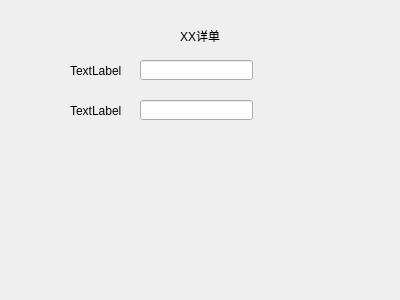
Qt form dsheet.ui (Ekko98/Chotel) before a commit.
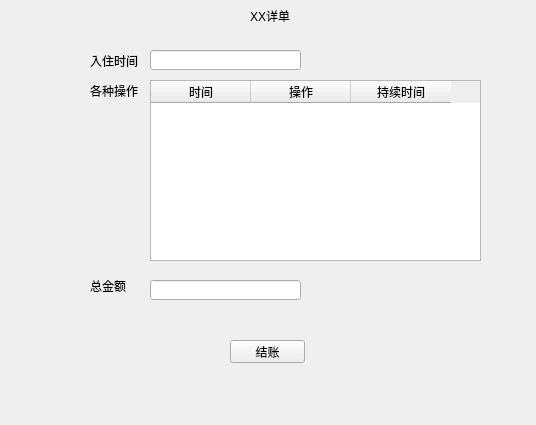
The same form after that commit.

```diff
--- a/dsheet.ui
+++ b/dsheet.ui
@@ -6,8 +6,8 @@
    <rect>
     <x>0</x>
     <y>0</y>
-    <width>400</width>
-    <height>300</height>
+    <width>536</width>
+    <height>425</height>
    </rect>
   </property>
   <property name="windowTitle">
@@ -16,32 +16,22 @@
   <widget class="QLabel" name="label">
    <property name="geometry">
     <rect>
-     <x>70</x>
-     <y>60</y>
+     <x>90</x>
+     <y>50</y>
      <width>54</width>
      <height>21</height>
     </rect>
    </property>
    <property name="text">
-    <string>TextLabel</string>
+    <string>入住时间</string>
    </property>
   </widget>
   <widget class="QLineEdit" name="lineEdit">
    <property name="geometry">
     <rect>
-     <x>140</x>
-     <y>60</y>
-     <width>113</width>
-     <height>20</height>
-    </rect>
-   </property>
-  </widget>
-  <widget class="QLineEdit" name="lineEdit_2">
-   <property name="geometry">
-    <rect>
-     <x>140</x>
-     <y>100</y>
-     <width>113</width>
+     <x>150</x>
+     <y>50</y>
+     <width>151</width>
      <height>20</height>
     </rect>
    </property>
@@ -49,21 +39,21 @@
   <widget class="QLabel" name="label_2">
    <property name="geometry">
     <rect>
-     <x>70</x>
-     <y>100</y>
+     <x>90</x>
+     <y>80</y>
      <width>54</width>
      <height>21</height>
     </rect>
    </property>
    <property name="text">
-    <string>TextLabel</string>
+    <string>各种操作</string>
    </property>
   </widget>
   <widget class="QLabel" name="label_3">
    <property name="geometry">
     <rect>
-     <x>180</x>
-     <y>30</y>
+     <x>250</x>
+     <y>10</y>
      <width>54</width>
      <height>12</height>
     </rect>
@@ -72,6 +62,67 @@
     <string>XX详单</string>
    </property>
   </widget>
+  <widget class="QTableWidget" name="tableWidget_op">
+   <property name="geometry">
+    <rect>
+     <x>150</x>
+     <y>80</y>
+     <width>331</width>
+     <height>181</height>
+    </rect>
+   </property>
+   <column>
+    <property name="text">
+     <string>时间</string>
+    </property>
+   </column>
+   <column>
+    <property name="text">
+     <string>操作</string>
+    </property>
+   </column>
+   <column>
+    <property name="text">
+     <string>持续时间</string>
+    </property>
+   </column>
+  </widget>
+  <widget class="QLabel" name="label_4">
+   <property name="geometry">
+    <rect>
+     <x>90</x>
+     <y>280</y>
+     <width>54</width>
+     <height>12</height>
+    </rect>
+   </property>
+   <property name="text">
+    <string>总金额</string>
+   </property>
+  </widget>
+  <widget class="QLineEdit" name="lineEdit_fee">
+   <property name="geometry">
+    <rect>
+     <x>150</x>
+     <y>280</y>
+     <width>151</width>
+     <height>20</height>
+    </rect>
+   </property>
+  </widget>
+  <widget class="QPushButton" name="pushButton_pay">
+   <property name="geometry">
+    <rect>
+     <x>230</x>
+     <y>340</y>
+     <width>75</width>
+     <height>23</height>
+    </rect>
+   </property>
+   <property name="text">
+    <string>结账</string>
+   </property>
+  </widget>
  </widget>
  <resources/>
  <connections/>
```
Left out of the diff: 4 changed lines with no effect on the pictures.
